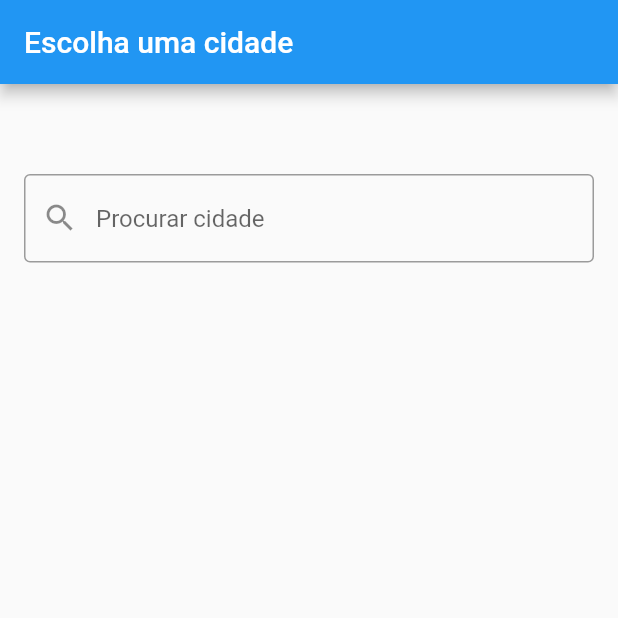
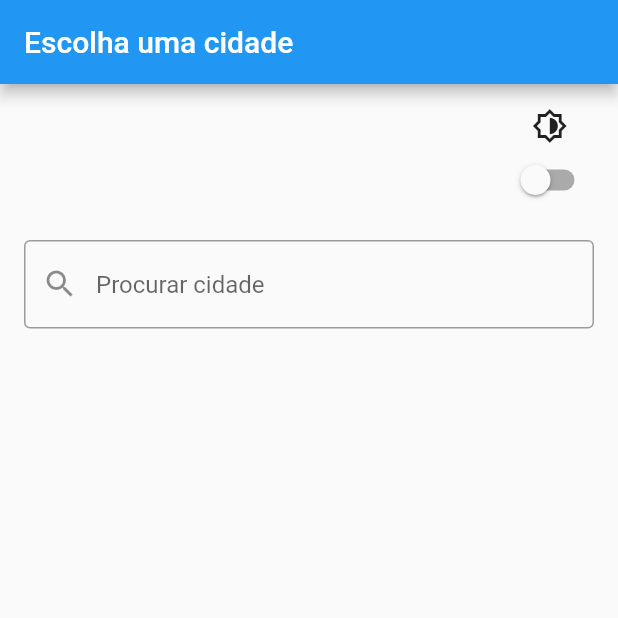
Before and after one commit to witchfindertr/viden-flutter, a Flutter app: the screen it shows after launch, on a phone screen of 412 x 824 dp, the top half of it. Run offline on Flutter 3.47's test engine with Material 2 defaults, Android fonts, the phone set to English and light mode, and no system bars; drawn by our look-alikes of flutter_typeahead; our stand-ins replace flutter_dotenv, sqflite; accounts and stored records are empty.

Commit message:
put theme change button on Settings screen

```diff
--- a/lib/widgets/configuracoes.dart
+++ b/lib/widgets/configuracoes.dart
@@ -1,5 +1,6 @@
 import 'package:flutter/material.dart';
 import 'package:vidente_app/controllers/cidade_controller.dart';
+import 'package:vidente_app/controllers/tema_controller.dart';
 import 'package:vidente_app/models/cidade.dart';
 import 'package:flutter_typeahead/flutter_typeahead.dart';
 import 'package:vidente_app/services/cidade_service.dart';
@@ -40,9 +41,26 @@ class _ConfiguracoesState extends State<Configuracoes> {
             algumaCidadeEscolhida ? "Configurações" : "Escolha uma cidade"),
       ),
       body: Container(
-        padding: EdgeInsets.fromLTRB(16, 60, 16, 0),
+        padding: EdgeInsets.fromLTRB(16, 16, 16, 0),
         child: Column(
           children: [
+            Row(
+              mainAxisAlignment: MainAxisAlignment.end,
+              children: [
+                Column(
+                  children: [
+                    Icon(Icons.brightness_6_outlined),
+                    Switch(
+                      value: TemaController.instancia.usarTemaEscuro,
+                      onChanged: (valor) {
+                        TemaController.instancia.trocarTema();
+                      },
+                    ),
+                  ],
+                ),
+              ],
+            ),
+            Padding(padding: EdgeInsets.only(bottom: 16)),
             TypeAheadField<Cidade>(
               textFieldConfiguration: TextFieldConfiguration(
                 decoration: InputDecoration(
```
